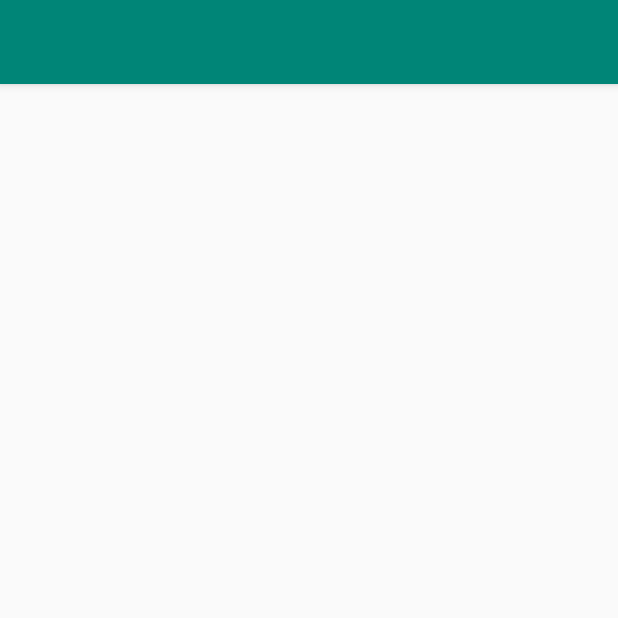
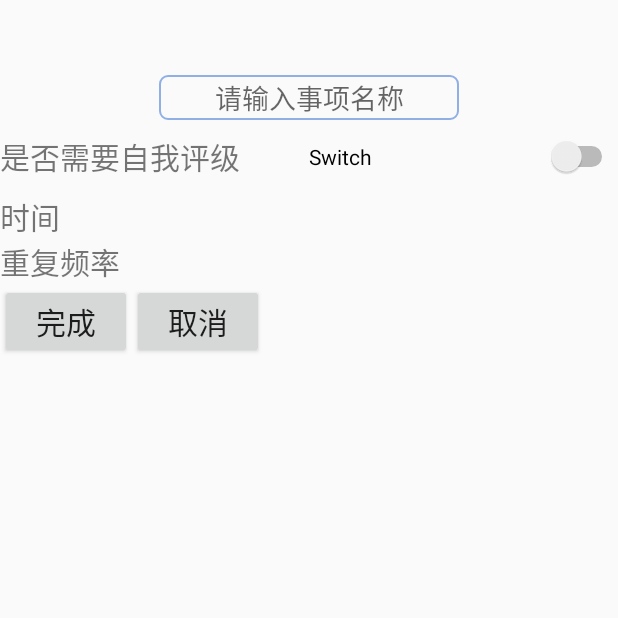
Before and after one commit to Stlve/Snug-1, an Android app: the Addevent screen opened directly, with no data from a screen before it, on a phone screen of 412 x 824 dp, the top half of it. Run offline under Robolectric (Android 15) with nearby library versions, the phone set to English and light mode, and no system bars.

Commit message:
打卡界面的框架

```diff
--- a/app/src/main/java/com/example/cardview/Addevent.java
+++ b/app/src/main/java/com/example/cardview/Addevent.java
@@ -1,14 +1,64 @@
 package com.example.cardview;
 
+import androidx.appcompat.app.ActionBar;
 import androidx.appcompat.app.AppCompatActivity;
 
+import android.app.DatePickerDialog;
+import android.content.DialogInterface;
 import android.os.Bundle;
+import android.provider.SyncStateContract;
+import android.util.Log;
+import android.view.View;
+import android.widget.CompoundButton;
+import android.widget.DatePicker;
+import android.widget.TextView;
 
-public class Addevent extends AppCompatActivity {
+import java.util.Calendar;
 
+public class Addevent extends AppCompatActivity implements View.OnClickListener {
+
+    private Calendar cal;
+    private int year,month,day;
+    private TextView tvShowDialog;
     @Override
     protected void onCreate(Bundle savedInstanceState) {
         super.onCreate(savedInstanceState);
         setContentView(R.layout.activity_addevent);//添加打卡事件
+        //上面条条隐藏
+        ActionBar actionBar = getSupportActionBar();
+        actionBar.hide();
+        //获取当前日期
+        getDate();
+        tvShowDialog=(TextView) findViewById(R.id.tvShowDialog);
+        tvShowDialog.setOnClickListener(new View.OnClickListener() {
+            @Override
+            public void onClick(View v) {
+                switch (v.getId()) {
+                    case R.id.tvShowDialog:
+                        DatePickerDialog.OnDateSetListener listener=new DatePickerDialog.OnDateSetListener() {
+
+                            @Override
+                            public void onDateSet(DatePicker arg0, int year, int month, int day) {
+                                tvShowDialog.setText(year+"-"+(++month)+"-"+day);      //将选择的日期显示到TextView中,因为之前获取month直接使用，所以不需要+1，这个地方需要显示，所以+1
+                            }
+                        };
+                        DatePickerDialog dialog=new DatePickerDialog(Addevent.this, DatePickerDialog.THEME_HOLO_LIGHT,listener,year,month,day);//主题在这里！后边三个参数为显示dialog时默认的日期，月份从0开始，0-11对应1-12个月
+                        dialog.show();
+                        break;
+
+                    default:
+                        break;
+                }
+            }
+        });
     }
+    //获取当前日期
+    private void getDate() {
+        cal=Calendar.getInstance();
+        year=cal.get(Calendar.YEAR);       //获取年月日时分秒
+        Log.i("wxy","year"+year);
+        month=cal.get(Calendar.MONTH);   //获取到的月份是从0开始计数
+        day=cal.get(Calendar.DAY_OF_MONTH);
+    }
+
 }
--- /dev/null
+++ b/app/src/main/res/drawable/edit_background.xml
@@ -0,0 +1,14 @@
+<?xml version="1.0" encoding="utf-8"?>
+<layer-list xmlns:android="http://schemas.android.com/apk/res/android">
+
+    <item>
+        <shape
+            android:shape="rectangle">
+<!--            <solid android:color="#90B0E5"/>-->
+            <corners android:radius="5dp"/>
+            <stroke
+                android:width="1dp"
+                android:color="#90B0E5"/>
+        </shape>
+    </item>
+</layer-list>
--- /dev/null
+++ b/app/src/main/res/drawable/switch_as_track_off.xml
@@ -0,0 +1,6 @@
+<?xml version="1.0" encoding="utf-8"?>
+<shape xmlns:android="http://schemas.android.com/apk/res/android"
+    android:shape="rectangle">
+    <solid android:color="@color/cardview_dark_background"/>
+    <corners android:radius="20dp"/>
+</shape>
--- /dev/null
+++ b/app/src/main/res/drawable/switch_as_track_on.xml
@@ -0,0 +1,6 @@
+<?xml version="1.0" encoding="utf-8"?>
+<shape xmlns:android="http://schemas.android.com/apk/res/android"
+    android:shape="rectangle">
+    <solid android:color="@color/cardview_dark_background"/>
+    <corners android:radius="20dp"/>
+</shape>
--- /dev/null
+++ b/app/src/main/res/drawable/switch_as_track_selector.xml
@@ -0,0 +1,5 @@
+<?xml version="1.0" encoding="utf-8"?>
+<selector xmlns:android="http://schemas.android.com/apk/res/android">
+    <item android:drawable="@drawable/switch_as_track_on" android:state_checked="true" />
+    <item android:drawable="@drawable/switch_as_track_off" android:state_checked="false" />
+</selector>
--- a/app/src/main/res/layout/activity_addevent.xml
+++ b/app/src/main/res/layout/activity_addevent.xml
@@ -1,9 +1,75 @@
 <?xml version="1.0" encoding="utf-8"?>
-<androidx.constraintlayout.widget.ConstraintLayout xmlns:android="http://schemas.android.com/apk/res/android"
+<LinearLayout xmlns:android="http://schemas.android.com/apk/res/android"
     xmlns:app="http://schemas.android.com/apk/res-auto"
     xmlns:tools="http://schemas.android.com/tools"
     android:layout_width="match_parent"
     android:layout_height="match_parent"
+    android:orientation="vertical"
     tools:context=".Addevent">
 
-</androidx.constraintlayout.widget.ConstraintLayout>
+    <EditText
+        android:id="@+id/event_name"
+        android:layout_marginTop="50dp"
+        android:layout_width="200dp"
+        android:layout_height="30dp"
+        android:layout_gravity="center"
+        android:background="@drawable/edit_background"
+        android:gravity="center"
+        android:hint="请输入事项名称" />
+    <LinearLayout
+        android:layout_width="match_parent"
+        android:layout_height="49dp"
+        android:gravity="center_vertical"
+        android:orientation="horizontal">
+        <TextView
+            android:layout_width="0dp"
+            android:layout_height="wrap_content"
+            android:layout_weight="1"
+            android:textSize="20sp"
+            android:text="是否需要自我评级"/>
+
+        <Switch
+            android:id="@+id/switch1"
+            android:layout_width="0dp"
+            android:layout_height="wrap_content"
+            android:layout_weight="1"
+            android:text="Switch" />
+
+    </LinearLayout>
+    <LinearLayout
+        android:layout_width="match_parent"
+        android:layout_height="wrap_content">
+        <TextView
+            android:id="@+id/tvShowDialog"
+            android:layout_width="wrap_content"
+            android:layout_height="wrap_content"
+            android:text="时间"
+            android:textSize="20sp"/>
+    </LinearLayout>
+    <LinearLayout
+        android:layout_width="match_parent"
+        android:layout_height="wrap_content">
+        <TextView
+            android:layout_width="wrap_content"
+            android:layout_height="wrap_content"
+            android:text="重复频率"
+            android:textSize="20sp"/>
+    </LinearLayout>
+    <LinearLayout
+        android:layout_width="match_parent"
+        android:layout_height="wrap_content"
+        android:layout_gravity="center_horizontal"
+        android:orientation="horizontal">
+        <Button
+            android:text="完成"
+            android:textSize="20sp"
+            android:layout_width="wrap_content"
+            android:layout_height="wrap_content"/>
+        <Button
+            android:layout_width="wrap_content"
+            android:layout_height="wrap_content"
+            android:textSize="20sp"
+            android:text="取消"/>
+    </LinearLayout>
+
+</LinearLayout>
--- a/app/src/main/res/layout/activity_splash.xml
+++ b/app/src/main/res/layout/activity_splash.xml
@@ -4,7 +4,7 @@
     xmlns:tools="http://schemas.android.com/tools"
     android:layout_width="match_parent"
     android:layout_height="match_parent"
-    android:background="@drawable/bo"
+    android:background="@drawable/welcome"
     tools:context=".SplashActivity">
 
 </androidx.constraintlayout.widget.ConstraintLayout>
```
Also changed, not shown: app/src/main/res/drawable/switch_as_thumb.xml (added, +11 -0 lines), app/src/main/res/drawable/close.png (added), app/src/main/res/drawable/open.png (added), app/src/main/res/drawable/welcome.png (added).
